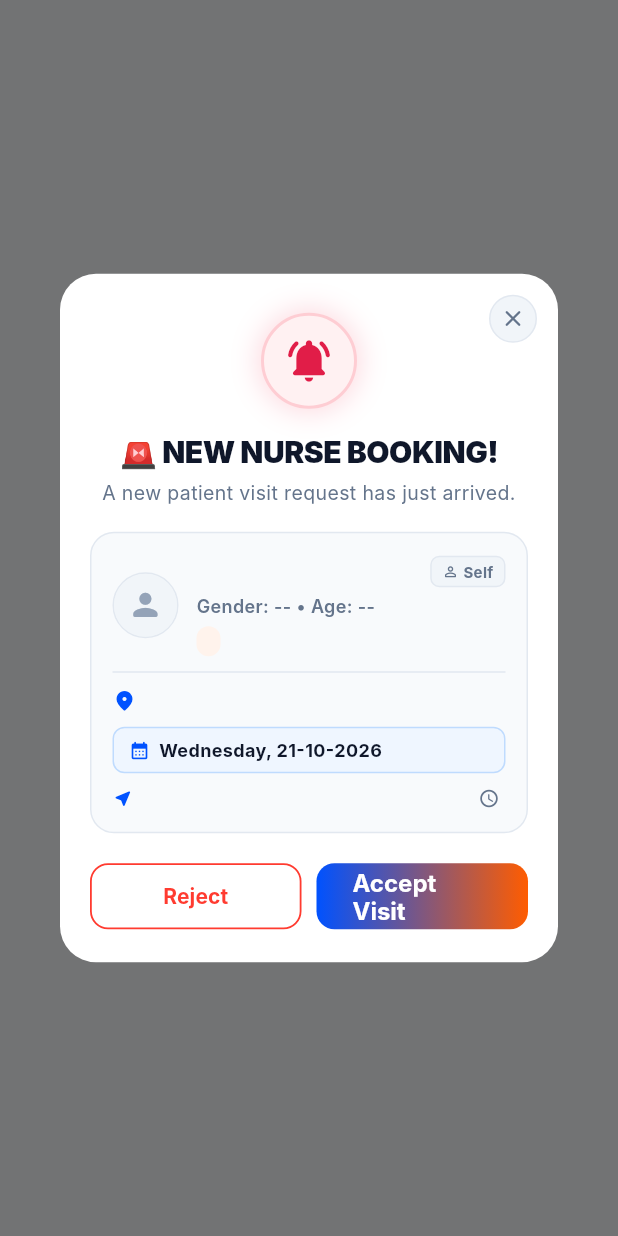
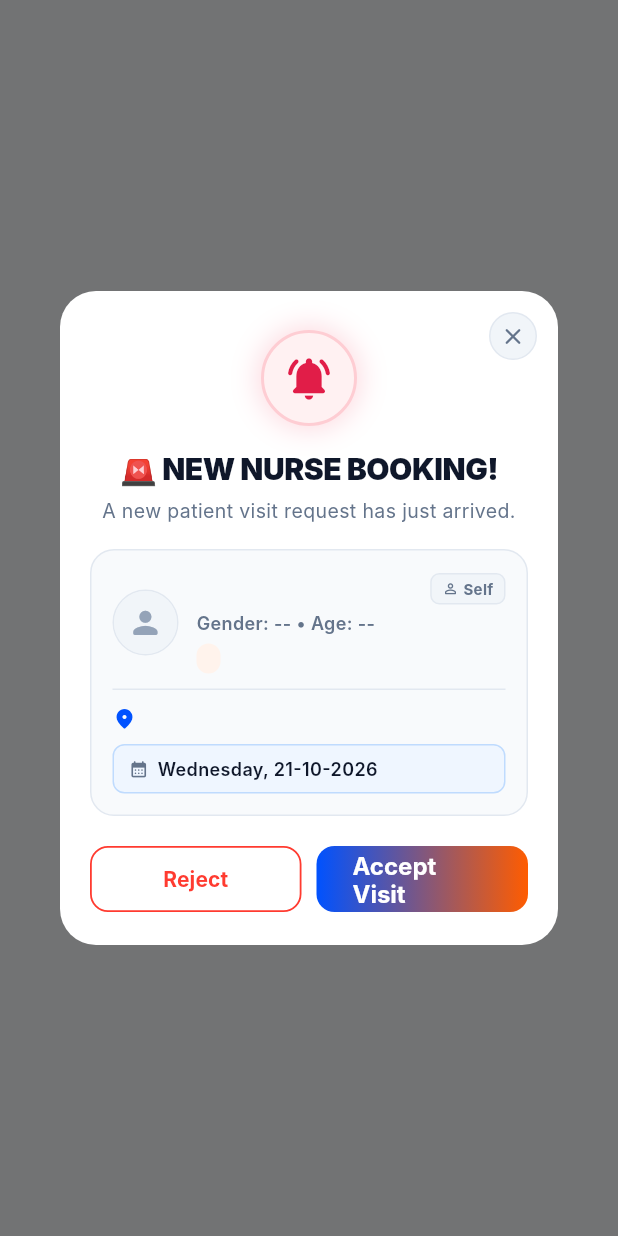
Before and after one commit to chandu0536/howpa, a Flutter app: what showNewBookingDialog() shows on an empty page, opened directly with empty values, on a phone screen of 412 x 824 dp. Run offline on Flutter 3.47's test engine with Material 3 defaults, Android fonts, the phone set to English and light mode, and no system bars; our stand-ins replace audioplayers, equatable, file_picker, firebase_core, firebase_messaging, flutter_bloc and 5 more; accounts and stored records are empty; network calls fail; Roboto replaces fonts that are missing (Inter).

Commit message:
fix: maintain consistent home banner size and display appointment time above date on cards to prevent overlap

```diff
--- a/lib/core/services/booking_notification_manager.dart
+++ b/lib/core/services/booking_notification_manager.dart
@@ -440,33 +440,61 @@ class BookingNotificationManager {
                         ),
                         const SizedBox(height: 8),
                         Container(
-                          padding: const EdgeInsets.symmetric(horizontal: 10, vertical: 6),
+                          padding: const EdgeInsets.symmetric(horizontal: 10, vertical: 7),
                           decoration: BoxDecoration(
                             color: const Color(0xFFEFF6FF),
                             borderRadius: BorderRadius.circular(8),
                             border: Border.all(color: const Color(0xFFBFDBFE)),
                           ),
-                          child: Row(
+                          child: Column(
+                            crossAxisAlignment: CrossAxisAlignment.start,
                             children: [
-                              const Icon(Icons.calendar_month_rounded, size: 14, color: Color(0xFF0052FF)),
+                              if (item.time.isNotEmpty &&
+                                  !item.time.toLowerCase().contains('today') &&
+                                  !item.time.toLowerCase().contains('scheduled')) ...[
+                                Row(
+                                  children: [
+                                    const Icon(Icons.access_time_rounded, size: 13, color: Color(0xFF0052FF)),
+                                    const SizedBox(width: 6),
+                                    Expanded(
+                                      child: Text(
+                                        item.time,
+                                        style: const TextStyle(
+                                          fontSize: 12,
+                                          fontWeight: FontWeight.bold,
+                                          color: Color(0xFF0052FF),
+                                        ),
+                                        maxLines: 1,
+                                        overflow: TextOverflow.ellipsis,
+                                      ),
+                                    ),
+                                  ],
+                                ),
+                                const SizedBox(height: 4),
+                              ],
+                              Row(
+                                children: [
+                                  const Icon(Icons.calendar_month_rounded, size: 13, color: Color(0xFF64748B)),
                                   const SizedBox(width: 6),
                                   Expanded(
                                     child: Text(
                                       item.formattedAppointmentDate,
                                       style: const TextStyle(
                                         fontSize: 12,
-                                    fontWeight: FontWeight.bold,
+                                        fontWeight: FontWeight.w600,
                                         color: Color(0xFF0F172A),
                                       ),
+                                      maxLines: 1,
+                                      overflow: TextOverflow.ellipsis,
                                     ),
                                   ),
                                 ],
                               ),
+                            ],
                           ),
+                        ),
+                        if (item.distance.isNotEmpty) ...[
                           const SizedBox(height: 8),
-                        Row(
-                          mainAxisAlignment: MainAxisAlignment.spaceBetween,
-                          children: [
                           Row(
                             children: [
                               const Icon(Icons.near_me_rounded, size: 14, color: Color(0xFF0052FF)),
@@ -477,18 +505,7 @@ class BookingNotificationManager {
                               ),
                             ],
                           ),
-                            Row(
-                              children: [
-                                const Icon(Icons.access_time_rounded, size: 14, color: Color(0xFF64748B)),
-                                const SizedBox(width: 4),
-                                Text(
-                                  item.time,
-                                  style: const TextStyle(fontSize: 12, fontWeight: FontWeight.w600, color: Color(0xFF64748B)),
-                                ),
                         ],
-                            ),
-                          ],
-                        ),
                       ],
                     ),
                   ),
```
Also changed, not shown: lib/features/home/presentation/screens/nurse_dashboard_screen.dart (+47 -20 lines), lib/features/visits/presentation/screens/visits_screen.dart (+113 -70 lines). Lines whose indentation alone changed are shown as unchanged.
